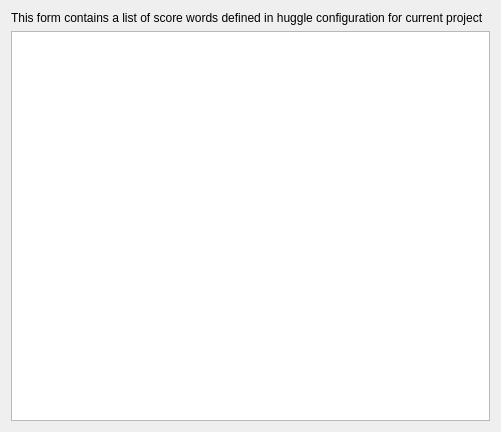
The window that src/huggle_ui/scorewordsdbform.ui (huggle/huggle3-qt-lx) describes before a commit, drawn with Qt 5.
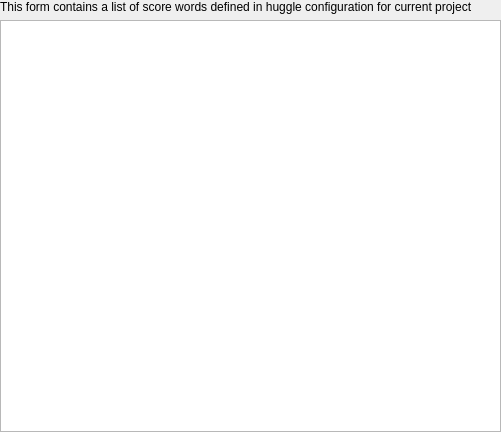
The same window after the commit. Icons and pictures are not drawn.

```diff
--- a/src/huggle_ui/scorewordsdbform.ui
+++ b/src/huggle_ui/scorewordsdbform.ui
@@ -18,6 +18,18 @@
     <normaloff>:/huggle/pictures/Resources/huggle3_small.ico</normaloff>:/huggle/pictures/Resources/huggle3_small.ico</iconset>
   </property>
   <layout class="QVBoxLayout" name="verticalLayout">
+   <property name="leftMargin">
+    <number>0</number>
+   </property>
+   <property name="topMargin">
+    <number>0</number>
+   </property>
+   <property name="rightMargin">
+    <number>0</number>
+   </property>
+   <property name="bottomMargin">
+    <number>0</number>
+   </property>
    <item>
     <widget class="QLabel" name="label">
      <property name="text">
```
Left out of the diff: 2 changed lines with no effect on the pictures.
